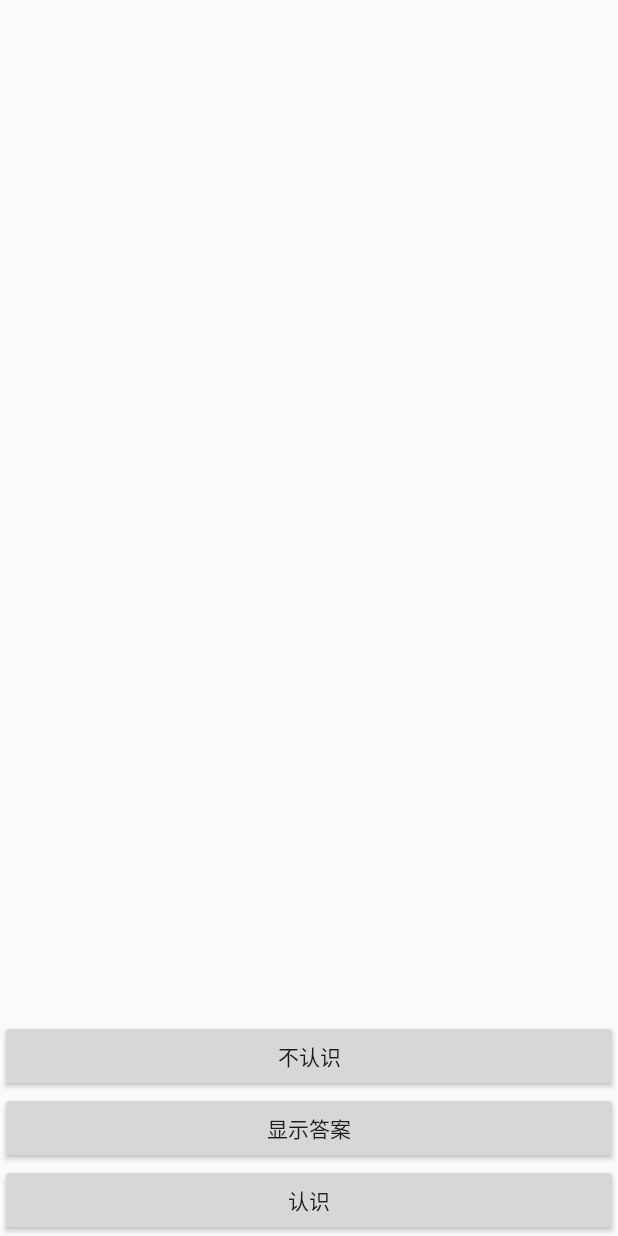
After one commit to SPA-SPA-SPA/French_APP, an Android app: the layout activity_test_q2.xml on its own in the app's theme, with its tools: preview values and no code run, on a phone screen of 412 x 824 dp. The commit adds this screen. Run offline under Robolectric (Android 15) with nearby library versions, the phone set to English and light mode, and no system bars.

Commit message:
完整的测试功能

```diff
--- a/app/src/main/AndroidManifest.xml
+++ b/app/src/main/AndroidManifest.xml
@@ -33,6 +33,7 @@
         <activity
             android:name=".TestQActivity"
             android:label="@string/TestQActivity" />
+        <activity android:name=".TestQ2Activity"></activity>
     </application>
 
 </manifest>
--- a/app/src/main/res/layout/activity_test.xml
+++ b/app/src/main/res/layout/activity_test.xml
@@ -84,7 +84,8 @@
             android:layout_height="wrap_content"
             android:layout_gravity="center"
             android:layout_marginBottom="20dp"
-            android:text="部分测试"/>
+            android:text="部分测试"
+            android:onClick="TestSome"/>
 
 
     </LinearLayout>
--- /dev/null
+++ b/app/src/main/res/layout/activity_test_q2.xml
@@ -0,0 +1,85 @@
+<?xml version="1.0" encoding="utf-8"?>
+<android.support.constraint.ConstraintLayout xmlns:android="http://schemas.android.com/apk/res/android"
+    xmlns:app="http://schemas.android.com/apk/res-auto"
+    xmlns:tools="http://schemas.android.com/tools"
+    android:layout_width="match_parent"
+    android:layout_height="match_parent"
+    tools:context="com.example.arthurlai.ever.TestQ2Activity">
+
+    <LinearLayout
+        android:layout_width="match_parent"
+        android:layout_height="match_parent"
+        android:orientation="vertical">
+        <TextView
+            android:id="@+id/Text_word_q"
+            android:layout_width="wrap_content"
+            android:layout_height="wrap_content"
+            android:layout_marginTop="20dp"
+            android:layout_marginLeft="10dp"
+            android:layout_marginRight="1dp"
+            android:layout_weight="1"
+            android:textSize="40dp"
+            android:text=""/>
+
+        <TextView
+            android:id="@+id/Text_change_a"
+            android:layout_width="wrap_content"
+            android:layout_height="wrap_content"
+            android:layout_below="@id/Text_word_q"
+            android:layout_marginTop="20dp"
+            android:layout_marginLeft="10dp"
+            android:layout_marginRight="1dp"
+            android:textSize="20dp"
+            android:text=""/>
+
+        <TextView
+            android:id="@+id/Text_pronounces_a"
+            android:layout_width="wrap_content"
+            android:layout_height="wrap_content"
+            android:layout_below="@id/Text_change_a"
+            android:layout_marginTop="20dp"
+            android:layout_marginLeft="10dp"
+            android:layout_marginRight="1dp"
+            android:textSize="20dp"
+            android:text=""/>
+
+        <TextView
+            android:id="@+id/Text_trans_a"
+            android:layout_width="wrap_content"
+            android:layout_height="wrap_content"
+            android:layout_below="@id/Text_pronounces_a"
+            android:layout_weight="1"
+            android:layout_marginTop="20dp"
+            android:layout_marginLeft="10dp"
+            android:layout_marginRight="1dp"
+            android:textSize="20dp"
+            android:text=""/>
+
+        <Button
+            android:id="@+id/Button_no"
+            android:layout_width="match_parent"
+            android:layout_height="wrap_content"
+            android:layout_gravity="center"
+            android:onClick="No"
+            android:text="不认识"/>
+
+        <Button
+            android:id="@+id/Button_answer"
+            android:layout_width="match_parent"
+            android:layout_height="wrap_content"
+            android:layout_gravity="center"
+            android:onClick="SeeAnswer"
+            android:text="显示答案"/>
+
+
+        <Button
+            android:id="@+id/Button_yes"
+            android:layout_width="match_parent"
+            android:layout_height="wrap_content"
+            android:layout_gravity="center"
+            android:onClick="Yes"
+            android:text="认识"/>
+
+    </LinearLayout>
+
+</android.support.constraint.ConstraintLayout>
```
Also changed, not shown: app/src/main/java/com/example/arthurlai/ever/TestActivity.java (+11 -3 lines), app/src/main/java/com/example/arthurlai/ever/TestQ2Activity.java (added, +135 -0 lines).
